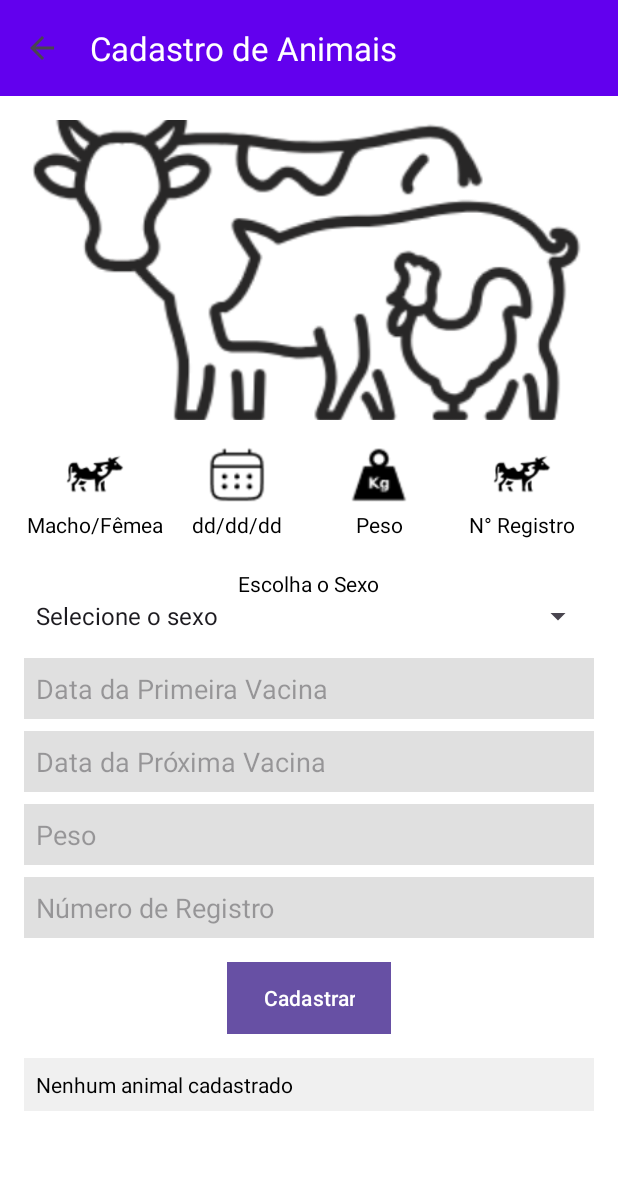
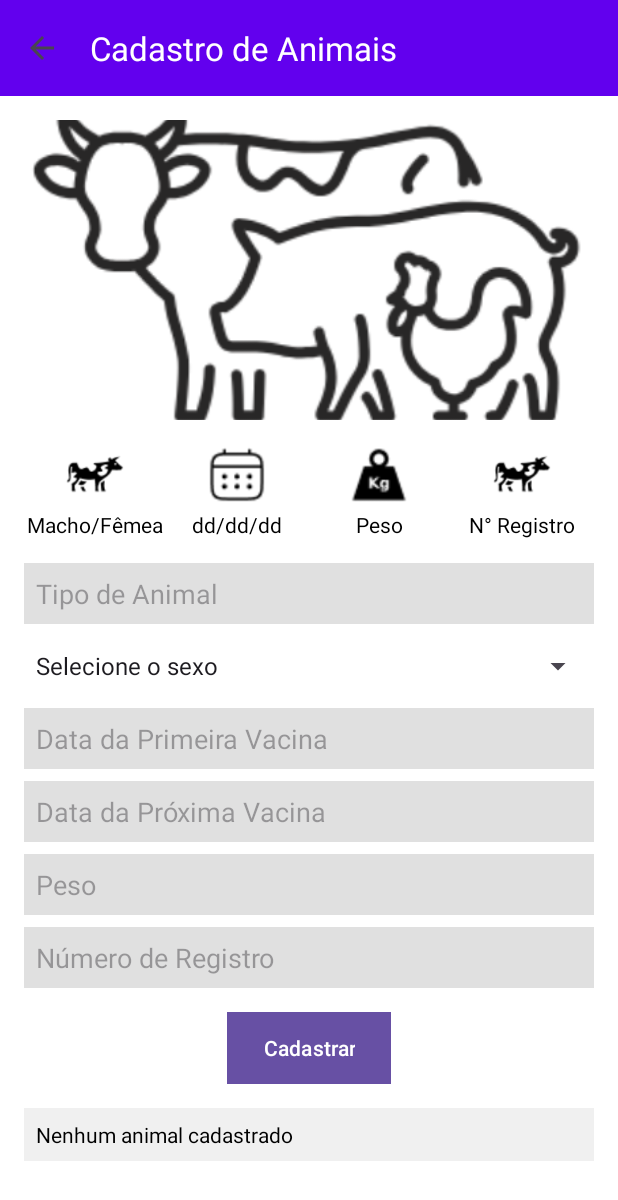
Before and after one commit to ClaudirAzeredo/TrabalhoFaculFaz, an Android app: the CadastroAnimais screen opened directly, with no data from a screen before it, after a tap on "Cadastrar", on a phone screen of 412 x 824 dp. Shown: the top 1200 px of the screen. Run offline under Robolectric (Android 15) with nearby library versions, the phone set to English and light mode, and no system bars.

Commit message:
Initial commit

```diff
--- a/app/src/main/java/com/example/trabalhofaculfaz/CadastroAnimais.kt
+++ b/app/src/main/java/com/example/trabalhofaculfaz/CadastroAnimais.kt
@@ -9,16 +9,15 @@ import java.util.Calendar
 
 class CadastroAnimais : AppCompatActivity() {
 
-    // Declaração das variáveis para os elementos de UI
     private lateinit var spinnerSexo: Spinner
     private lateinit var etMachoDataVacina: EditText
     private lateinit var etMachoProximaVacina: EditText
     private lateinit var etMachoPeso: EditText
+    private lateinit var etTipoAnimal: EditText
     private lateinit var etMachoRegistro: EditText
     private lateinit var btnRegister: Button
     private lateinit var tvCadastroInfo: TextView
 
-    // Lista para armazenar os animais cadastrados
     private val animaisCadastrados = mutableListOf<String>()
 
     override fun onCreate(savedInstanceState: Bundle?) {
@@ -27,29 +26,23 @@ class CadastroAnimais : AppCompatActivity() {
 
         val toolbar = findViewById<Toolbar>(R.id.toolbar)
         setSupportActionBar(toolbar)
-        supportActionBar?.setDisplayHomeAsUpEnabled(true) // Adiciona a seta de voltar
+        supportActionBar?.setDisplayHomeAsUpEnabled(true)
 
-
-        // Ação ao clicar na seta de voltar
         toolbar.setNavigationOnClickListener {
-            finish() // Fecha a activity e volta para a anterior
+            finish()
         }
 
-        // Inicializando os elementos do layout
         spinnerSexo = findViewById(R.id.spinnerSexo)
         etMachoDataVacina = findViewById(R.id.etMachoDataVacina)
         etMachoProximaVacina = findViewById(R.id.etMachoProximaVacina)
         etMachoPeso = findViewById(R.id.etMachoPeso)
         etMachoRegistro = findViewById(R.id.etMachoRegistro)
+        etTipoAnimal = findViewById(R.id.etTipoAnimal)
         btnRegister = findViewById(R.id.btnRegister)
         tvCadastroInfo = findViewById(R.id.tvCadastroInfo)
 
-        // Configurando os campos de data com DatePicker
-        etMachoDataVacina.setOnClickListener {
-            showDatePickerDialog { date ->
-                etMachoDataVacina.setText(date)
-            }
-        }
+        val selectedAnimais = intent.getStringExtra("selectedAnimais")
+        etTipoAnimal.setText(selectedAnimais)
 
         etMachoProximaVacina.setOnClickListener {
             showDatePickerDialog { date ->
@@ -57,27 +50,26 @@ class CadastroAnimais : AppCompatActivity() {
             }
         }
 
-        // Configuração do Spinner
         val sexoOptions = listOf("Selecione o sexo", "Macho", "Fêmea")
         val adapter = ArrayAdapter(this, android.R.layout.simple_spinner_item, sexoOptions)
         adapter.setDropDownViewResource(android.R.layout.simple_spinner_dropdown_item)
         spinnerSexo.adapter = adapter
 
-        // Configuração do botão de cadastro
         btnRegister.setOnClickListener {
-            // Obtendo os valores inseridos pelo usuário
+
+            val tipoAnimais = etTipoAnimal.text.toString()
             val sexoSelecionado = spinnerSexo.selectedItem.toString()
             val dataVacina = etMachoDataVacina.text.toString()
             val proximaVacina = etMachoProximaVacina.text.toString()
             val peso = etMachoPeso.text.toString()
             val registro = etMachoRegistro.text.toString()
 
-            // Verificando se todos os campos estão preenchidos
-            if (sexoSelecionado == "Selecione o sexo" || dataVacina.isEmpty() || proximaVacina.isEmpty() || peso.isEmpty() || registro.isEmpty()) {
-                Toast.makeText(this, "Preencha todos os campos corretamente", Toast.LENGTH_SHORT).show()
-            } else {
-                // Criando uma string para o animal
-                val cadastroInfo = """
+            if (sexoSelecionado == "Selecione o sexo" || tipoAnimais.isNotEmpty() ||dataVacina.isNotEmpty() || proximaVacina.isNotEmpty()
+                || peso.isNotEmpty() || registro.isNotEmpty())
+
+            else {
+                val animalInfo = """
+            Tipo de Animal: $tipoAnimais
             Sexo: $sexoSelecionado
             Data da Vacina: $dataVacina
             Próxima Vacina: $proximaVacina
@@ -85,26 +77,22 @@ class CadastroAnimais : AppCompatActivity() {
             N° Registro: $registro
         """.trimIndent()
 
-                // Adicionando o cadastro à lista de animais
-                animaisCadastrados.add(cadastroInfo)
+                animaisCadastrados.add(animalInfo)
 
-                // Atualizando o TextView com a lista de animais cadastrados
                 tvCadastroInfo.text = animaisCadastrados.joinToString(separator = "\n\n") { it }
 
-                // Limpando os campos após o cadastro
-                spinnerSexo.setSelection(0) // Reseta o Spinner
+                spinnerSexo.setSelection(0)
                 etMachoDataVacina.text.clear()
                 etMachoProximaVacina.text.clear()
                 etMachoPeso.text.clear()
                 etMachoRegistro.text.clear()
 
-                // Exibindo um Toast de confirmação
+
                 Toast.makeText(this, "Cadastro realizado com sucesso!", Toast.LENGTH_SHORT).show()
             }
         }
     }
 
-    // Método para exibir o DatePickerDialog
     private fun showDatePickerDialog(onDateSet: (String) -> Unit) {
         val calendar = Calendar.getInstance()
         val year = calendar.get(Calendar.YEAR)
@@ -114,10 +102,10 @@ class CadastroAnimais : AppCompatActivity() {
         val datePickerDialog = DatePickerDialog(
             this,
             { _, selectedYear, selectedMonth, selectedDay ->
-                // Formatar a data para o formato desejado
+
                 val formattedDate = "${selectedDay.toString().padStart(2, '0')}/" +
                         "${(selectedMonth + 1).toString().padStart(2, '0')}/$selectedYear"
-                onDateSet(formattedDate) // Passa a data formatada para o EditText
+                onDateSet(formattedDate)
             },
             year, month, day
         )
--- a/app/src/main/res/layout/cadastro_animais.xml
+++ b/app/src/main/res/layout/cadastro_animais.xml
@@ -137,21 +137,22 @@
                 </LinearLayout>
             </LinearLayout>
 
-            <!-- Spinner para escolher entre Macho/Fêmea -->
+            <EditText
+                android:id="@+id/etTipoAnimal"
+                android:layout_width="match_parent"
+                android:layout_height="wrap_content"
+                android:hint="Tipo de Animal"
+                android:layout_marginTop="16dp"
+                android:background="#E0E0E0"
+                android:padding="8dp" />
+
+
             <LinearLayout
                 android:layout_width="match_parent"
                 android:layout_height="wrap_content"
                 android:orientation="vertical"
                 android:layout_marginTop="16dp"
                 android:gravity="center">
-
-                <TextView
-                    android:layout_width="wrap_content"
-                    android:layout_height="wrap_content"
-                    android:layout_marginTop="4dp"
-                    android:text="Escolha o Sexo"
-                    android:textColor="#000000"
-                    android:textSize="14sp" />
 
                 <Spinner
                     android:id="@+id/spinnerSexo"
@@ -161,7 +162,6 @@
 
             </LinearLayout>
 
-            <!-- Inputs para preenchimento -->
             <EditText
                 android:id="@+id/etMachoDataVacina"
                 android:layout_width="match_parent"
```
Also changed, not shown: app/src/main/java/com/example/trabalhofaculfaz/CadastroColheitas.kt (+1 -18 lines), app/src/main/java/com/example/trabalhofaculfaz/EscolhaActivity.kt (+0 -16 lines). Lines whose indentation alone changed are shown as unchanged.
